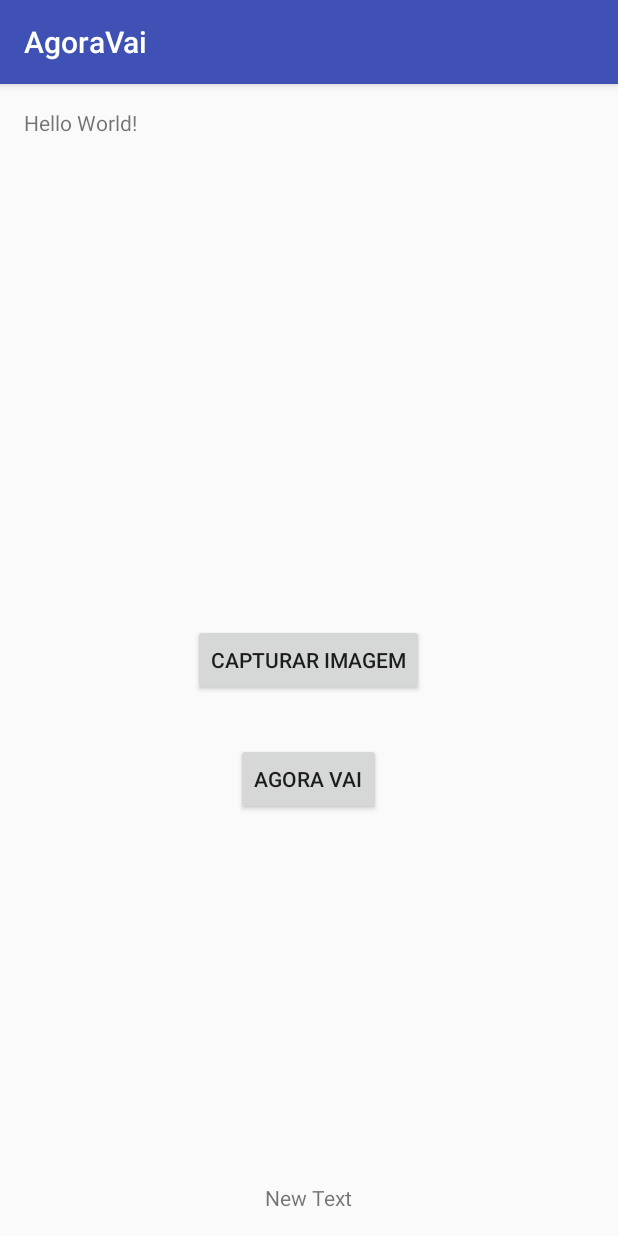
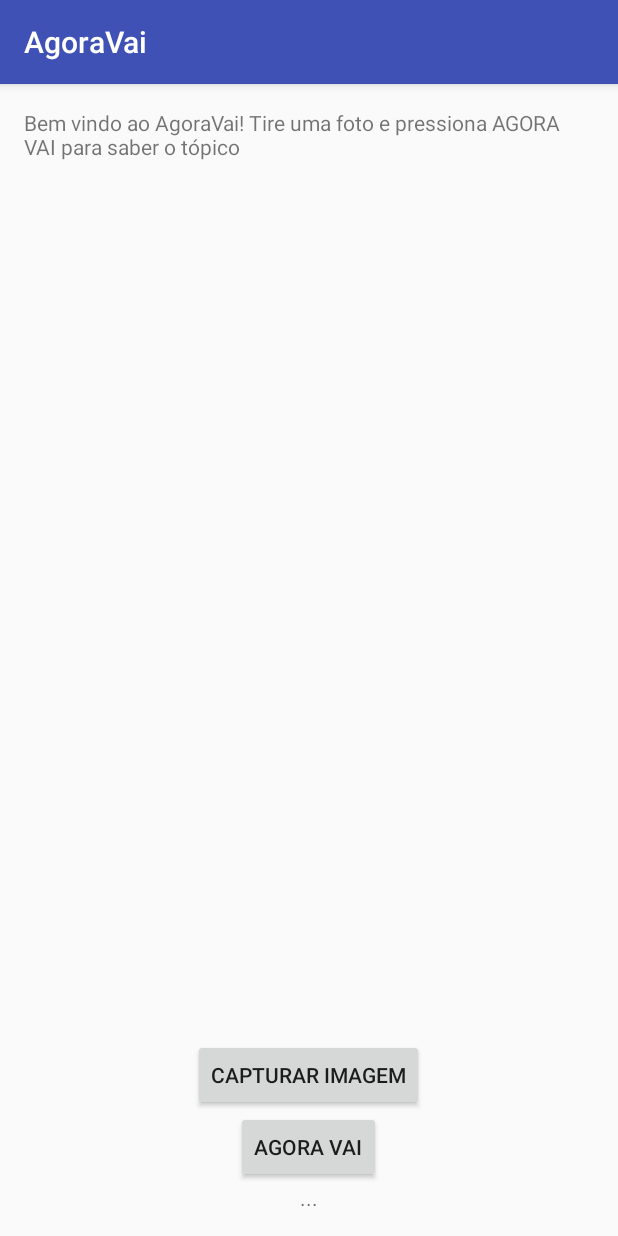
Before and after one commit to roginn/agora_vai, an Android app: the screen it shows after launch (MainActivity), on a phone screen of 412 x 824 dp. Run offline under Robolectric (Android 15) with nearby library versions, the phone set to English and light mode, and no system bars; libraries missing offline, so code that uses them is left out: com.loopj.android, cz.msebera.android.

Commit message:
android perfeitamente agasalhavel

```diff
--- a/android/AgoraVai/app/src/main/res/layout/activity_main.xml
+++ b/android/AgoraVai/app/src/main/res/layout/activity_main.xml
@@ -12,40 +12,40 @@
     <TextView
         android:layout_width="wrap_content"
         android:layout_height="wrap_content"
-        android:text="Hello World!"
+        android:text="Bem vindo ao AgoraVai! Tire uma foto e pressiona AGORA VAI para saber o tópico"
         android:id="@+id/textView" />
 
     <ImageView
-        android:layout_width="wrap_content"
+        android:layout_width="match_parent"
         android:layout_height="wrap_content"
         android:id="@+id/imageView1"
-        android:layout_below="@+id/textView"
-        android:layout_centerHorizontal="true"
-        android:layout_marginTop="33dp" />
+        android:layout_alignParentEnd="false"
+        android:layout_alignParentLeft="true"
+        android:layout_alignParentStart="true"
+        android:layout_below="@+id/textView" />
 
     <Button
         android:layout_width="wrap_content"
         android:layout_height="wrap_content"
         android:text="CAPTURAR IMAGEM"
         android:id="@+id/button"
-        android:layout_centerVertical="true"
-        android:layout_centerHorizontal="true"
-        android:onClick="captureImage" />
+        android:onClick="takePicture"
+        android:layout_above="@+id/button2"
+        android:layout_centerHorizontal="true" />
 
     <Button
         android:layout_width="wrap_content"
         android:layout_height="wrap_content"
         android:text="AGORA VAI"
         android:id="@+id/button2"
-        android:layout_marginTop="31dp"
-        android:layout_below="@+id/button"
-        android:layout_centerHorizontal="true"
-        android:onClick="sendImage"/>
+        android:onClick="sendImage"
+        android:layout_above="@+id/textView2"
+        android:layout_centerHorizontal="true" />
 
     <TextView
         android:layout_width="wrap_content"
         android:layout_height="wrap_content"
-        android:text="New Text"
+        android:text="..."
         android:id="@+id/textView2"
         android:layout_alignParentBottom="true"
         android:layout_centerHorizontal="true" />
```
Also changed, not shown: android/AgoraVai/app/src/main/AndroidManifest.xml (+1 -6 lines), android/AgoraVai/app/src/main/java/redealumni/agoravai/DisplayCameraActivity.java (deleted, +0 -42 lines), android/AgoraVai/app/src/main/java/redealumni/agoravai/MainActivity.java (+96 -44 lines), android/AgoraVai/app/src/main/res/layout/activity_display_camera.xml (deleted, +0 -30 lines), 1 other file.
